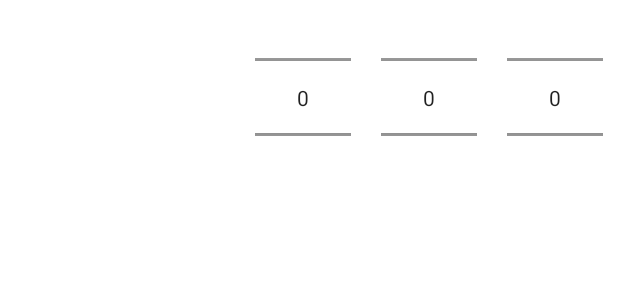
After one commit to Cheriit/Perpetual_Calendar, an Android app: the layout date_picker_fragment.xml on its own in the app's theme, with its tools: preview values and no code run, on a phone screen of 412 x 824 dp. The commit adds this screen. Shown: the top 300 px of the screen. Run offline under Robolectric (Android 15) with nearby library versions, the phone set to English and light mode, and no system bars.

Commit message:
Code structured

```diff
--- a/app/src/main/java/com/cherit/perpetualcalendar/ui/date_calculator/DateCalculatorFragment.kt
+++ b/app/src/main/java/com/cherit/perpetualcalendar/ui/views/date_calculator/DateCalculatorFragment.kt
@@ -1,4 +1,4 @@
-package com.cherit.perpetualcalendar.ui.date_calculator
+package com.cherit.perpetualcalendar.ui.views.date_calculator
 
 import android.os.Bundle
 import android.view.LayoutInflater
--- a/app/src/main/java/com/cherit/perpetualcalendar/ui/date_calculator/DateCalculatorViewModel.kt
+++ b/app/src/main/java/com/cherit/perpetualcalendar/ui/views/date_calculator/DateCalculatorViewModel.kt
@@ -1,4 +1,4 @@
-package com.cherit.perpetualcalendar.ui.date_calculator
+package com.cherit.perpetualcalendar.ui.views.date_calculator
 
 import androidx.lifecycle.LiveData
 import androidx.lifecycle.MutableLiveData
--- a/app/src/main/java/com/cherit/perpetualcalendar/ui/shopping_sunday/ShoppingSundayViewModel.kt
+++ b/app/src/main/java/com/cherit/perpetualcalendar/ui/views/shopping_sunday/ShoppingSundayViewModel.kt
@@ -1,4 +1,4 @@
-package com.cherit.perpetualcalendar.ui.shopping_sunday
+package com.cherit.perpetualcalendar.ui.views.shopping_sunday
 
 import androidx.lifecycle.LiveData
 import androidx.lifecycle.MutableLiveData
--- /dev/null
+++ b/app/src/main/res/layout/date_picker_fragment.xml
@@ -0,0 +1,37 @@
+<?xml version="1.0" encoding="utf-8"?>
+
+<LinearLayout xmlns:android="http://schemas.android.com/apk/res/android"
+    xmlns:app="http://schemas.android.com/apk/res-auto"
+    xmlns:tools="http://schemas.android.com/tools"
+    android:layout_width="match_parent"
+    android:layout_height="wrap_content"
+    android:gravity="center"
+    android:orientation="horizontal"
+    tools:context=".ui.components.DatePicker.DatePicker">
+
+    <TextView
+        android:id="@+id/date_picker_text"
+        android:layout_width="0dp"
+        android:layout_height="wrap_content"
+        android:layout_marginStart="30dp"
+        android:layout_weight="1" />
+
+    <NumberPicker
+        android:id="@+id/date_picker_day"
+        android:layout_width="wrap_content"
+        android:layout_height="match_parent"
+        android:layout_margin="10dp" />
+
+    <NumberPicker
+        android:id="@+id/date_picker_month"
+        android:layout_width="wrap_content"
+        android:layout_height="110dp"
+        android:layout_margin="10dp" />
+
+    <NumberPicker
+        android:id="@+id/date_picker_year"
+        android:layout_width="wrap_content"
+        android:layout_height="110dp"
+        android:layout_margin="10dp" />
+
+</LinearLayout>
--- a/app/src/main/res/layout/fragment_date_calculator.xml
+++ b/app/src/main/res/layout/fragment_date_calculator.xml
@@ -4,7 +4,7 @@
     xmlns:tools="http://schemas.android.com/tools"
     android:layout_width="match_parent"
     android:layout_height="match_parent"
-    tools:context=".ui.date_calculator.DateCalculatorFragment">
+    tools:context=".ui.views.date_calculator.DateCalculatorFragment">
 
     <TextView
         android:id="@+id/text_dashboard"
--- a/app/src/main/res/layout/fragment_shopping_sunday.xml
+++ b/app/src/main/res/layout/fragment_shopping_sunday.xml
@@ -4,7 +4,7 @@
     xmlns:tools="http://schemas.android.com/tools"
     android:layout_width="match_parent"
     android:layout_height="match_parent"
-    tools:context=".ui.shopping_sunday.ShoppingSundayFragment">
+    tools:context=".ui.views.shopping_sunday.ShoppingSundayFragment">
 
     <TextView
         android:id="@+id/text_notifications"
--- a/app/src/main/res/navigation/mobile_navigation.xml
+++ b/app/src/main/res/navigation/mobile_navigation.xml
@@ -7,19 +7,19 @@
 
     <fragment
         android:id="@+id/navigation_year_selection"
-        android:name="com.cherit.perpetualcalendar.ui.year_selection.YearSelectionFragment"
+        android:name="com.cherit.perpetualcalendar.ui.views.year_selection.YearSelectionFragment"
         android:label="@string/title_year_selection"
         tools:layout="@layout/fragment_year_selection" />
 
     <fragment
         android:id="@+id/navigation_date_calculator"
-        android:name="com.cherit.perpetualcalendar.ui.date_calculator.DateCalculatorFragment"
+        android:name="com.cherit.perpetualcalendar.ui.views.date_calculator.DateCalculatorFragment"
         android:label="@string/title_date_calculator"
         tools:layout="@layout/fragment_date_calculator" />
 
     <fragment
         android:id="@+id/navigation_shopping_sunday_list"
-        android:name="com.cherit.perpetualcalendar.ui.shopping_sunday.ShoppingSundayFragment"
+        android:name="com.cherit.perpetualcalendar.ui.views.shopping_sunday.ShoppingSundayFragment"
         android:label="@string/title_shopping_sunday"
         tools:layout="@layout/fragment_shopping_sunday" />
 
```
Also changed, not shown: app/src/main/java/com/cherit/perpetualcalendar/ui/views/shopping_sunday/ShoppingSundayFragment.kt (renamed from app/src/main/java/com/cherit/perpetualcalendar/ui/shopping_sunday/ShoppingSundayFragment.kt, +10 -5 lines).
